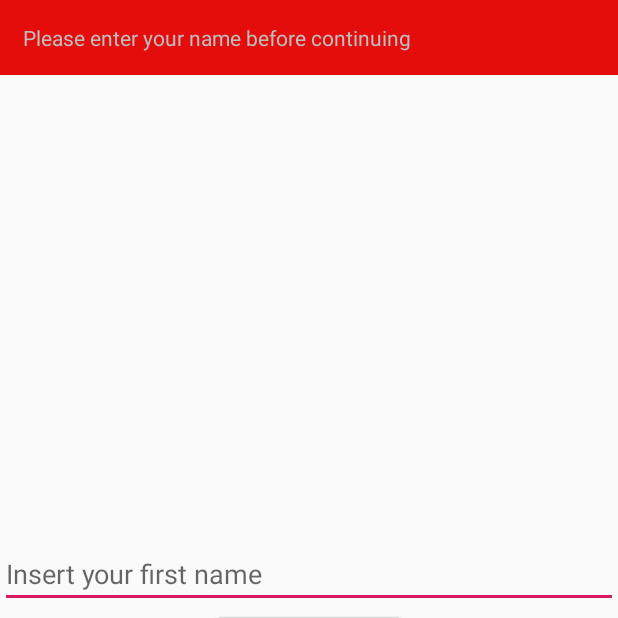
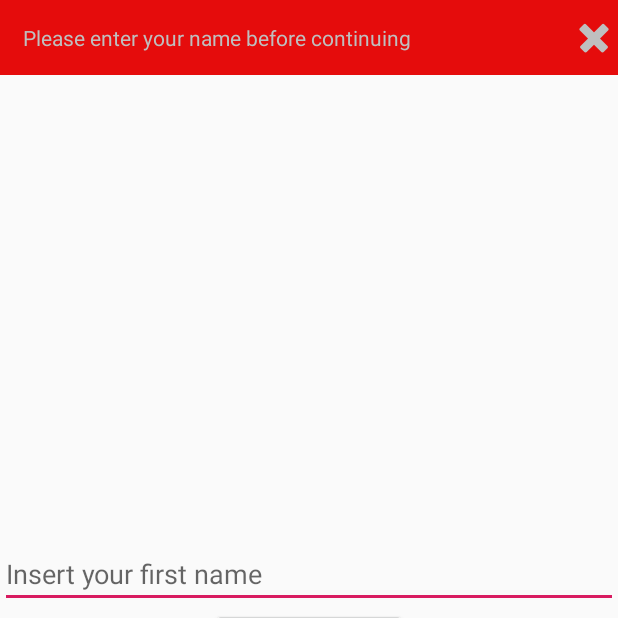
Before and after one commit to k2gu/WeatherApp, an Android app: the screen it shows after launch (MainActivity), after a tap on "SELECT AVATAR", on a phone screen of 412 x 824 dp, the top half of it. Run offline under Robolectric (Android 15) with nearby library versions, the phone set to English and light mode, and no system bars; our stand-ins replace ButterKnife, Room's generated code.

Commit message:
improving errors

```diff
--- a/app/src/main/java/p/kirke/weatherapp/ErrorHandlingView.java
+++ b/app/src/main/java/p/kirke/weatherapp/ErrorHandlingView.java
@@ -3,4 +3,6 @@ package p.kirke.weatherapp;
 public interface ErrorHandlingView {
 
     void onError(int message);
+
+    void hideError();
 }
--- a/app/src/main/java/p/kirke/weatherapp/MainActivity.java
+++ b/app/src/main/java/p/kirke/weatherapp/MainActivity.java
@@ -7,6 +7,7 @@ import android.widget.TextView;
 
 import androidx.annotation.NonNull;
 import androidx.appcompat.app.AppCompatActivity;
+import androidx.constraintlayout.widget.ConstraintLayout;
 import androidx.fragment.app.Fragment;
 import androidx.viewpager.widget.ViewPager;
 
@@ -14,6 +15,7 @@ import com.google.android.material.tabs.TabLayout;
 
 import butterknife.BindView;
 import butterknife.ButterKnife;
+import butterknife.OnClick;
 import p.kirke.weatherapp.home.HomeFragment;
 import p.kirke.weatherapp.onboarding.OnBoardingFragment;
 import p.kirke.weatherapp.pushnotification.NotificationHandler;
@@ -24,6 +26,8 @@ public class MainActivity extends AppCompatActivity {
     public ViewPager viewPager;
     @BindView(R.id.tab_layout)
     public TabLayout tabLayout;
+    @BindView(R.id.error_container)
+    ConstraintLayout errorContainer;
     @BindView(R.id.error_message)
     TextView errorMessage;
 
@@ -67,12 +71,17 @@ public class MainActivity extends AppCompatActivity {
     }
 
     public void showError(int message) {
-        errorMessage.setVisibility(View.VISIBLE);
+        errorContainer.setVisibility(View.VISIBLE);
         errorMessage.setText(message);
     }
 
     public void hideError() {
-        errorMessage.setVisibility(View.GONE);
+        errorContainer.setVisibility(View.GONE);
+    }
+
+    @OnClick(R.id.button_close)
+    public void onClickErrorClose() {
+        errorContainer.setVisibility(View.GONE);
     }
 
     @Override
--- a/app/src/main/java/p/kirke/weatherapp/history/HistoryFragment.java
+++ b/app/src/main/java/p/kirke/weatherapp/history/HistoryFragment.java
@@ -44,7 +44,6 @@ public class HistoryFragment extends Fragment implements HistoryView {
             presenter = new HistoryPresenter(this, repository);
         }
         presenter.start();
-
     }
 
     @Override
@@ -65,4 +64,12 @@ public class HistoryFragment extends Fragment implements HistoryView {
             activity.showError(message);
         }
     }
+
+    @Override
+    public void hideError() {
+        MainActivity activity = (MainActivity) getActivity();
+        if (activity != null) {
+            activity.hideError();
+        }
+    }
 }
--- a/app/src/main/java/p/kirke/weatherapp/home/HomeFragment.java
+++ b/app/src/main/java/p/kirke/weatherapp/home/HomeFragment.java
@@ -65,10 +65,17 @@ public class HomeFragment extends Fragment implements HomeView {
     @Override
     public void onError(int message) {
         MainActivity activity = (MainActivity) getActivity();
-        if(activity != null) {
+        if (activity != null) {
             activity.showError(message);
         }
+    }
 
+    @Override
+    public void hideError() {
+        MainActivity activity = (MainActivity) getActivity();
+        if (activity != null) {
+            activity.hideError();
+        }
     }
 
     @Override
--- a/app/src/main/java/p/kirke/weatherapp/home/HomePresenter.java
+++ b/app/src/main/java/p/kirke/weatherapp/home/HomePresenter.java
@@ -27,6 +27,7 @@ public class HomePresenter implements DataCallback {
     }
 
     void start() {
+        view.hideError();
         view.showName(preferencesSingleton.getName());
         view.displayUserImage(preferencesSingleton.getPrefPictureLocation());
         view.showLoading(true);
@@ -103,6 +104,7 @@ public class HomePresenter implements DataCallback {
             locationHandler.getUserLocation(this);
         } else {
             view.onError(R.string.error_denied_location);
+            view.showLoading(false);
         }
     }
 }
--- a/app/src/main/java/p/kirke/weatherapp/onboarding/OnBoardingFragment.java
+++ b/app/src/main/java/p/kirke/weatherapp/onboarding/OnBoardingFragment.java
@@ -97,6 +97,14 @@ public class OnBoardingFragment extends Fragment implements OnboardingView {
         }
     }
 
+    @Override
+    public void hideError() {
+        MainActivity activity = (MainActivity) getActivity();
+        if (activity != null) {
+            activity.hideError();
+        }
+    }
+
     public void onActivityResult(int requestCode, int resultCode, Intent data) {
         // TODO
         if (resultCode == Activity.RESULT_OK && requestCode == Const.OPEN_GALLERY_REQUEST_CODE) {
--- a/app/src/main/java/p/kirke/weatherapp/onboarding/OnBoardingPresenter.java
+++ b/app/src/main/java/p/kirke/weatherapp/onboarding/OnBoardingPresenter.java
@@ -1,6 +1,4 @@
 package p.kirke.weatherapp.onboarding;
-
-import androidx.annotation.NonNull;
 
 import p.kirke.weatherapp.PermissionHandler;
 import p.kirke.weatherapp.PreferencesSingleton;
@@ -19,6 +17,7 @@ class OnBoardingPresenter {
     }
 
     void start(String name) {
+        view.hideError();
         if (name != null && !name.isEmpty()) {
             preferencesSingleton.setName(name.trim());
             getPermissionsAndOpenGallery();
--- a/app/src/main/res/layout/activity_main.xml
+++ b/app/src/main/res/layout/activity_main.xml
@@ -6,14 +6,8 @@
     android:layout_height="match_parent"
     tools:context=".MainActivity">
 
-    <TextView
-        android:id="@+id/error_message"
-        android:layout_width="match_parent"
-        android:layout_height="wrap_content"
-        android:background="@color/red"
-        android:gravity="center_vertical"
-        android:padding="@dimen/default_padding"
-        android:textColor="@color/grey25"
+    <include layout="@layout/error_message"
+        android:id="@+id/error_container"
         android:visibility="gone"
         app:layout_constraintEnd_toEndOf="parent"
         app:layout_constraintStart_toStartOf="parent"
@@ -28,7 +22,7 @@
         app:layout_constraintBottom_toTopOf="@id/tab_layout"
         app:layout_constraintEnd_toEndOf="parent"
         app:layout_constraintStart_toStartOf="parent"
-        app:layout_constraintTop_toBottomOf="@id/error_message" />
+        app:layout_constraintTop_toBottomOf="@id/error_container" />
 
     <com.google.android.material.tabs.TabLayout
         android:id="@+id/tab_layout"
--- /dev/null
+++ b/app/src/main/res/layout/error_message.xml
@@ -0,0 +1,30 @@
+<?xml version="1.0" encoding="utf-8"?>
+<androidx.constraintlayout.widget.ConstraintLayout xmlns:android="http://schemas.android.com/apk/res/android"
+    xmlns:app="http://schemas.android.com/apk/res-auto"
+    android:layout_width="match_parent"
+    android:layout_height="wrap_content"
+    android:background="@color/red">
+
+    <TextView
+        android:id="@+id/error_message"
+        android:layout_width="0dp"
+        android:layout_height="wrap_content"
+        android:gravity="center_vertical"
+        android:padding="@dimen/default_padding"
+        android:textColor="@color/grey25"
+        app:layout_constraintEnd_toStartOf="@id/button_close"
+        app:layout_constraintStart_toStartOf="parent"
+        app:layout_constraintTop_toTopOf="parent" />
+
+    <ImageView
+        android:id="@+id/button_close"
+        android:layout_width="32dp"
+        android:layout_height="32dp"
+        android:src="@android:drawable/ic_delete"
+        android:tint="@color/grey25"
+        app:layout_constraintBottom_toBottomOf="parent"
+        app:layout_constraintEnd_toEndOf="parent"
+        app:layout_constraintStart_toEndOf="@id/error_message"
+        app:layout_constraintTop_toTopOf="parent" />
+
+</androidx.constraintlayout.widget.ConstraintLayout>
```
